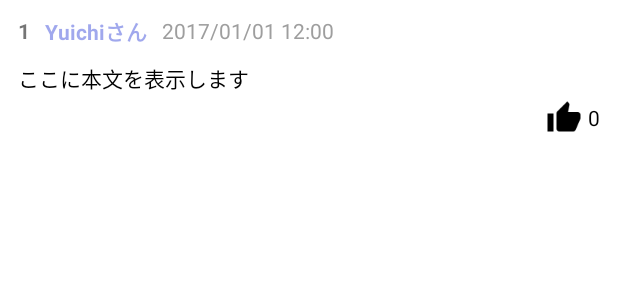
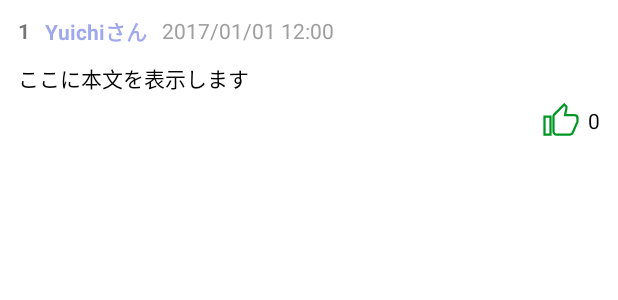
Before and after one commit to u1fukui/bbs-android, an Android app: the layout view_comment_cell.xml on its own in the app's theme, with its tools: preview values and no code run, on a phone screen of 412 x 824 dp. Shown: the top 300 px of the screen. Run offline under Robolectric (Android 15) with nearby library versions, the phone set to English and light mode, and no system bars.

Commit message:
Implement like button.

```diff
--- a/app/src/main/java/com/u1fukui/bbs/model/Comment.java
+++ b/app/src/main/java/com/u1fukui/bbs/model/Comment.java
@@ -22,5 +22,7 @@ public class Comment implements Serializable {
 
     public int likeCount;
 
+    public boolean isLiked;
+
     public Date createdAt;
 }
--- a/app/src/main/java/com/u1fukui/bbs/viewmodel/CommentViewModel.java
+++ b/app/src/main/java/com/u1fukui/bbs/viewmodel/CommentViewModel.java
@@ -1,5 +1,7 @@
 package com.u1fukui.bbs.viewmodel;
 
+import android.databinding.ObservableBoolean;
+import android.databinding.ObservableInt;
 import android.text.format.DateFormat;
 import android.util.Log;
 import android.view.View;
@@ -12,17 +14,17 @@ public class CommentViewModel implements ViewModel {
 
     public final Comment comment;
 
-    public final String commentNumber;
+    public final CharSequence createdAt;
 
-    public final String userName;
+    public final ObservableBoolean isLiked;
 
-    public final CharSequence createdAt;
+    public final ObservableInt likeCount;
 
     public CommentViewModel(Comment comment) {
         this.comment = comment;
-        this.commentNumber = Integer.toString(comment.displayNumber);
-        this.userName = comment.author.name;
         this.createdAt = DateFormat.format(DATE_FORMAT_PATTERN, comment.createdAt);
+        this.isLiked = new ObservableBoolean(comment.isLiked);
+        this.likeCount = new ObservableInt(comment.likeCount);
     }
 
     public void onClickComment(View view) {
@@ -30,6 +32,13 @@ public class CommentViewModel implements ViewModel {
         Log.d("TAG", "click comment: " + comment.id);
     }
 
+    public void onClickLikeButton(View view) {
+        isLiked.set(!isLiked.get());
+        likeCount.set(isLiked.get() ? likeCount.get() + 1 : likeCount.get() - 1);
+
+        //TODO: アニメーション
+    }
+
     @Override
     public void destroy() {
 
--- a/app/src/main/java/com/u1fukui/bbs/viewmodel/ThreadDetailViewModel.java
+++ b/app/src/main/java/com/u1fukui/bbs/viewmodel/ThreadDetailViewModel.java
@@ -55,7 +55,7 @@ public class ThreadDetailViewModel implements ViewModel {
         List<CommentViewModel> list = new ArrayList<>();
         for (int i = 1; i <= 20; i++) {
             User author = new User(i, "コメンター" + i);
-            Comment comment = new Comment(i, bbsThread.id, i, "コメント", author, i, new Date());
+            Comment comment = new Comment(i, bbsThread.id, i, "コメント", author, i, false, new Date());
             list.add(new CommentViewModel(comment));
         }
         renderCommentList(list);
--- /dev/null
+++ b/app/src/main/res/drawable/btn_like.xml
@@ -0,0 +1,5 @@
+<?xml version="1.0" encoding="utf-8"?>
+<selector xmlns:android="http://schemas.android.com/apk/res/android">
+    <item android:drawable="@drawable/btn_like_on" android:state_selected="true" />
+    <item android:drawable="@drawable/btn_like_off" />
+</selector>
--- /dev/null
+++ b/app/src/main/res/drawable/btn_like_off.xml
@@ -0,0 +1,16 @@
+<?xml version="1.0" encoding="utf-8"?>
+<vector xmlns:android="http://schemas.android.com/apk/res/android"
+    android:width="24dp"
+    android:height="24dp"
+    android:viewportHeight="24"
+    android:viewportWidth="24">
+
+    <path android:pathData="M0 0h24v24H0z" />
+    <path
+        android:pathData="M1 21h4V9H1v12zm22-11c0-1.1-.9-2-2-2h-6.31l.95-4.57 .03
+-.32c0-.41-.17-.79-.44-1.06L14.17 1 7.59 7.59C7.22 7.95 7 8.45 7 9v10c0 1.1 .9 2
+2 2h9c.83 0 1.54-.5 1.84-1.22l3.02-7.05c.09-.23 .14 -.47 .14
+-.73v-1.91l-.01-.01L23 10z"
+        android:strokeColor="@color/colorPrimaryDark"
+        android:strokeWidth="1.5" />
+</vector>
--- /dev/null
+++ b/app/src/main/res/drawable/btn_like_on.xml
@@ -0,0 +1,15 @@
+<?xml version="1.0" encoding="utf-8"?>
+<vector xmlns:android="http://schemas.android.com/apk/res/android"
+    android:width="24dp"
+    android:height="24dp"
+    android:viewportHeight="24"
+    android:viewportWidth="24">
+
+    <path android:pathData="M0 0h24v24H0z" />
+    <path
+        android:fillColor="@color/colorPrimaryDark"
+        android:pathData="M1 21h4V9H1v12zm22-11c0-1.1-.9-2-2-2h-6.31l.95-4.57 .03
+-.32c0-.41-.17-.79-.44-1.06L14.17 1 7.59 7.59C7.22 7.95 7 8.45 7 9v10c0 1.1 .9 2
+2 2h9c.83 0 1.54-.5 1.84-1.22l3.02-7.05c.09-.23 .14 -.47 .14
+-.73v-1.91l-.01-.01L23 10z" />
+</vector>
--- a/app/src/main/res/layout/view_comment_cell.xml
+++ b/app/src/main/res/layout/view_comment_cell.xml
@@ -14,7 +14,6 @@
         android:layout_height="wrap_content"
         android:onClick="@{viewModel::onClickComment}"
         android:orientation="vertical"
-        android:paddingBottom="6dp"
         android:paddingLeft="12dp"
         android:paddingRight="12dp"
         android:paddingTop="10dp">
@@ -30,7 +29,7 @@
                 android:id="@+id/number"
                 android:layout_width="wrap_content"
                 android:layout_height="wrap_content"
-                android:text="@{viewModel.commentNumber}"
+                android:text="@{Integer.toString(viewModel.comment.displayNumber)}"
                 android:textSize="14sp"
                 android:textStyle="bold"
                 tools:text="1" />
@@ -40,7 +39,7 @@
                 android:layout_width="wrap_content"
                 android:layout_height="wrap_content"
                 android:layout_marginLeft="10dp"
-                android:text="@{viewModel.userName}"
+                android:text="@{viewModel.comment.author.name}"
                 android:textColor="@color/blue_alpha_50"
                 android:textSize="14sp"
                 android:textStyle="bold"
@@ -68,20 +67,32 @@
             android:textSize="14sp"
             tools:text="ここに本文を表示します" />
 
-        <TextView
-            android:id="@+id/like_count"
+        <LinearLayout
             android:layout_width="wrap_content"
             android:layout_height="wrap_content"
             android:layout_gravity="right"
-            android:layout_marginTop="4dp"
-            android:drawableLeft="@drawable/ic_thumb_up_black_24dp"
-            android:drawablePadding="4dp"
             android:gravity="center_vertical"
-            android:textColor="@color/black"
-            android:textSize="14sp"
-            android:text="@{Integer.toString(viewModel.comment.likeCount)}"
-            tools:text="0" />
+            android:orientation="horizontal">
 
+            <ImageButton
+                android:id="@+id/like_button"
+                android:layout_width="wrap_content"
+                android:layout_height="wrap_content"
+                android:padding="6dp"
+                android:background="@android:color/transparent"
+                android:selected="@{viewModel.isLiked}"
+                android:onClick="@{viewModel::onClickLikeButton}"
+                android:src="@drawable/btn_like" />
+
+            <TextView
+                android:id="@+id/like_count"
+                android:layout_width="wrap_content"
+                android:layout_height="wrap_content"
+                android:text="@{Integer.toString(viewModel.likeCount)}"
+                android:textColor="@color/black"
+                android:textSize="14sp"
+                tools:text="0" />
+        </LinearLayout>
     </LinearLayout>
 
 </layout>
```
